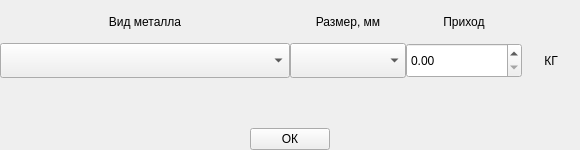
Qt form ui_sources/in_out_metal_storage_dialog.ui (Churkabesina/Kazan_zavod_app) before a commit.
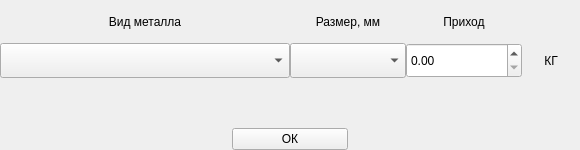
The same form after that commit.

```diff
--- a/ui_sources/in_out_metal_storage_dialog.ui
+++ b/ui_sources/in_out_metal_storage_dialog.ui
@@ -175,7 +175,7 @@
     </layout>
    </item>
    <item>
-    <layout class="QHBoxLayout" name="horizontalLayout_3">
+    <layout class="QHBoxLayout" name="horizontalLayout_3" stretch="4,2,4">
      <item>
       <spacer name="horizontalSpacer">
        <property name="orientation">
@@ -192,7 +192,7 @@
      <item>
       <widget class="QPushButton" name="ok_button">
        <property name="sizePolicy">
-        <sizepolicy hsizetype="Minimum" vsizetype="Fixed">
+        <sizepolicy hsizetype="Preferred" vsizetype="Fixed">
          <horstretch>0</horstretch>
          <verstretch>0</verstretch>
         </sizepolicy>
```
